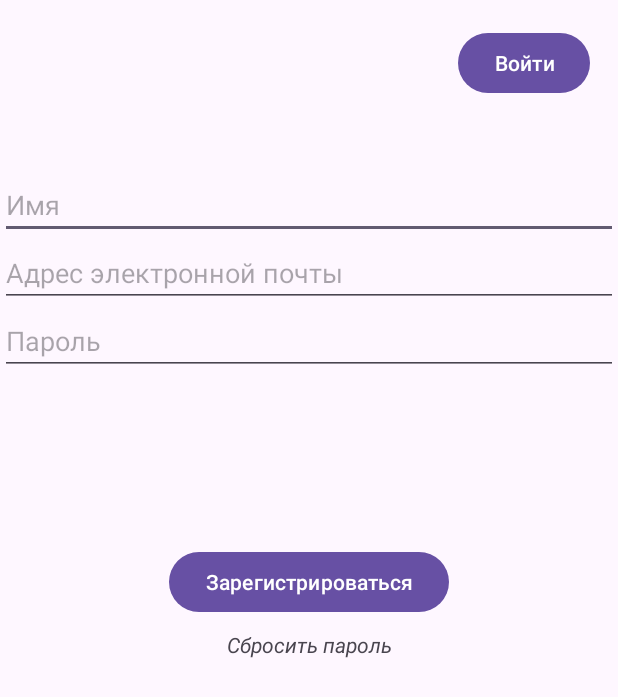
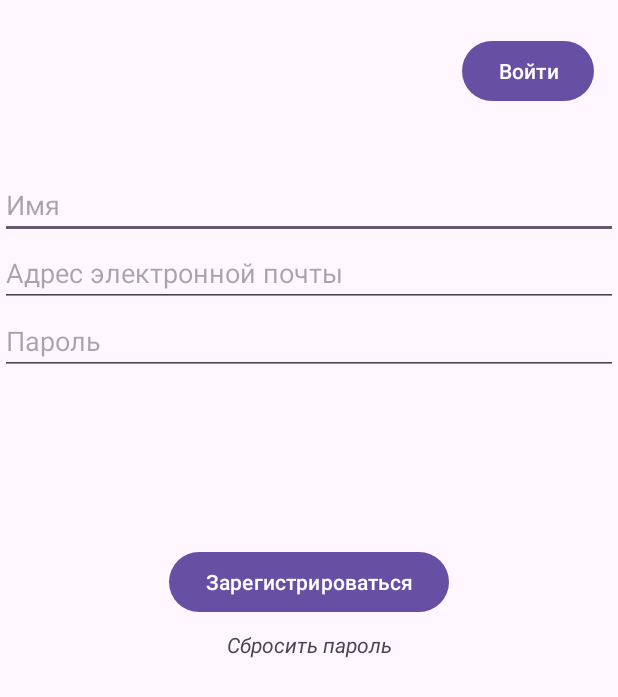
Before and after one commit to MaximKuznecov123/Math_Generator, an Android app: the AuthActivity screen opened directly, with no data from a screen before it, on a phone screen of 412 x 824 dp. Shown: the top 697 px of the screen. Run offline under Robolectric (Android 15) with nearby library versions, the phone set to English and light mode, and no system bars; our stand-ins replace Firebase (no records; nobody signed in at launch, a user with empty details on screens opened directly).

Commit message:
firebase auth is ready

```diff
--- a/app/src/main/java/com/example/myapplication/Activities/MainActivity.java
+++ b/app/src/main/java/com/example/myapplication/Activities/MainActivity.java
@@ -10,6 +10,7 @@ import androidx.core.view.ViewCompat;
 import androidx.core.view.WindowInsetsCompat;
 
 import com.example.myapplication.databinding.MainActivityBinding;
+import com.google.firebase.auth.FirebaseAuth;
 
 public class MainActivity extends AppCompatActivity {
     private MainActivityBinding binding;
@@ -29,7 +30,7 @@ public class MainActivity extends AppCompatActivity {
 
         binding.enter.setOnClickListener(v -> {
             Intent i;
-            if (false) {//TODO проверка вошел в кабинет или нет
+            if (FirebaseAuth.getInstance().getCurrentUser() != null) {// проверка вошёл в кабинет или нет
                 i = new Intent(this, SelectModeActivity.class);
             } else {
                 i = new Intent(this, AuthActivity.class);
--- /dev/null
+++ b/app/src/main/java/com/example/myapplication/DataManagers/FireBaseConstants/DataFields.java
@@ -0,0 +1,5 @@
+package com.example.myapplication.DataManagers.FireBaseConstants;
+
+public class DataFields {
+    public final static String USERNAME = "USERNAME";
+}
--- a/app/src/main/java/com/example/myapplication/DataManagers/LocaleDataManager.java
+++ b/app/src/main/java/com/example/myapplication/DataManagers/LocaleDataManager.java
@@ -1,4 +1,5 @@
 package com.example.myapplication.DataManagers;
 
 public class LocaleDataManager {
+    //а где
 }
--- a/app/src/main/res/layout/auth_activity.xml
+++ b/app/src/main/res/layout/auth_activity.xml
@@ -11,12 +11,12 @@
         android:layout_width="wrap_content"
         android:layout_height="wrap_content"
         android:text="@string/signIn"
-        app:layout_constraintBottom_toBottomOf="parent"
+        app:layout_constraintBottom_toTopOf="@+id/linearLayout"
         app:layout_constraintEnd_toEndOf="parent"
-        app:layout_constraintHorizontal_bias="0.942"
+        app:layout_constraintHorizontal_bias="0.95"
         app:layout_constraintStart_toStartOf="parent"
         app:layout_constraintTop_toTopOf="parent"
-        app:layout_constraintVertical_bias="0.023" />
+        app:layout_constraintVertical_bias="0.355" />
 
     <LinearLayout
         android:id="@+id/linearLayout"
@@ -78,4 +78,13 @@
         app:layout_constraintEnd_toEndOf="parent"
         app:layout_constraintStart_toStartOf="parent"
         app:layout_constraintTop_toBottomOf="@+id/auth" />
+
+    <TextView
+        android:id="@+id/errorMessage"
+        android:layout_width="0dp"
+        android:layout_height="wrap_content"
+        android:textColor="#FF0000"
+        app:layout_constraintEnd_toEndOf="parent"
+        app:layout_constraintStart_toStartOf="parent"
+        app:layout_constraintTop_toBottomOf="@+id/linearLayout" />
 </androidx.constraintlayout.widget.ConstraintLayout>
--- a/app/src/main/res/layout/main_activity.xml
+++ b/app/src/main/res/layout/main_activity.xml
@@ -6,6 +6,7 @@
     android:layout_height="match_parent"
     android:id="@+id/main"
     tools:context=".Activities.MainActivity">
+
 
     <Button
         android:id="@+id/enter"
@@ -16,4 +17,5 @@
         app:layout_constraintEnd_toEndOf="parent"
         app:layout_constraintStart_toStartOf="parent"
         app:layout_constraintTop_toTopOf="parent" />
+
 </androidx.constraintlayout.widget.ConstraintLayout>
--- a/app/src/main/res/values/strings.xml
+++ b/app/src/main/res/values/strings.xml
@@ -13,10 +13,12 @@
     <string name="reset_password">Сбросить пароль</string>
 
     <!-- Результат запроса в firebase -->
-    <string name="email_not_correct_error">*Пароль должен содержать не менее 8-ми символов и содержать как минимум 1 заглавную, строчную буквы и 1 цифру</string>
-    <string name="password_not_correct_error">*Некорректный адрес почты</string>
+    <string name="email_not_correct_error">Некорректный адрес почты. Можно использовать латинские буквы, цифры, точки</string>
+    <string name="password_not_correct_error">Пароль должен содержать от 8-ми до 20-ти символов и как минимум 1 заглавную, строчную латинские буквы и 1 цифру. Допустимы только латинские буквы и цифры</string>
     <string name="sign_in_error">Неверный email или пароль</string>
-    <string name="success_auth">Успешная аутентификация</string>
-    <string name="unsigned_error">Что-то пошло не так</string>
-    <string name="email_already_in_use">Указанная почта уже используется</string>
+    <string name="success_auth">Успешная аутентификация!</string>
+    <string name="unknown_error">Что-то пошло не так...</string>
+    <string name="email_already_in_use_error">Указанная почта уже используется</string>
+    <string name="name_must_be_filled_error">Введите имя</string>
+    <string name="password_reset_meil_sent">На вашу почту направлено письмо для сброса пароля</string>
 </resources>
```
Also changed, not shown: app/src/main/java/com/example/myapplication/Activities/AuthActivity.java (+90 -11 lines), app/src/main/java/com/example/myapplication/DataManagers/FireBase/FireBaseManager.java (deleted, +0 -59 lines), app/src/main/java/com/example/myapplication/DataManagers/FireBaseConstants/ErrorCodes.java (added, +21 -0 lines).
